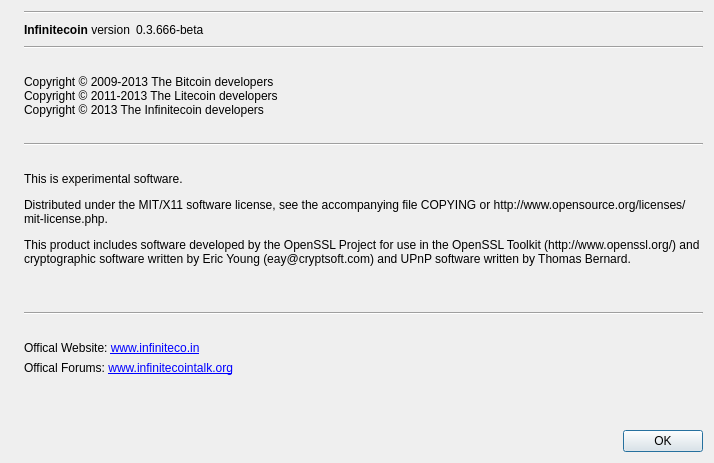
First picture: the form in src/qt/forms/aboutdialog.ui, repository infinitecoin/infinitecoin, before the edit.
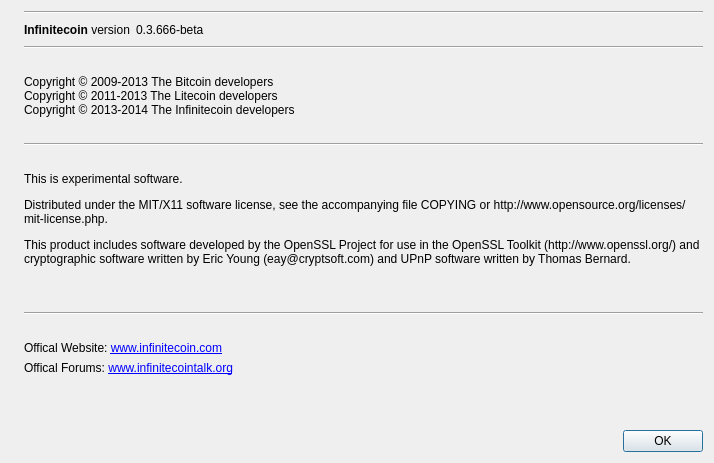
Second picture: the form after the edit. Icons and pictures are not drawn.

Patch:
```diff
--- a/src/qt/forms/aboutdialog.ui
+++ b/src/qt/forms/aboutdialog.ui
@@ -105,7 +105,7 @@
         <cursorShape>ArrowCursor</cursorShape>
        </property>
        <property name="text">
-        <string notr="true">&lt;html&gt;&lt;head/&gt;&lt;body&gt;&lt;p&gt;Copyright &amp;copy; 2009-2013 The Bitcoin developers&lt;br/&gt;Copyright &amp;copy; 2011-2013 The Litecoin developers &lt;br/&gt;Copyright &amp;copy; 2013 The Infinitecoin developers&lt;/p&gt;&lt;/body&gt;&lt;/html&gt;</string>
+        <string notr="true">&lt;html&gt;&lt;head/&gt;&lt;body&gt;&lt;p&gt;Copyright &amp;copy; 2009-2013 The Bitcoin developers&lt;br/&gt;Copyright &amp;copy; 2011-2013 The Litecoin developers &lt;br/&gt;Copyright &amp;copy; 2013-2014 The Infinitecoin developers&lt;/p&gt;&lt;/body&gt;&lt;/html&gt;</string>
        </property>
        <property name="textFormat">
         <enum>Qt::AutoText</enum>
@@ -213,7 +213,7 @@
      <item>
       <widget class="QLabel" name="label_3">
        <property name="text">
-        <string>Offical Website: &lt;a href=&quot;http://www.infiniteco.in/&quot;&gt;www.infiniteco.in&lt;/a&gt;</string>
+        <string>Offical Website: &lt;a href=&quot;http://www.infinitecoin.com/&quot;&gt;www.infinitecoin.com&lt;/a&gt;</string>
        </property>
        <property name="openExternalLinks">
         <bool>true</bool>
```
